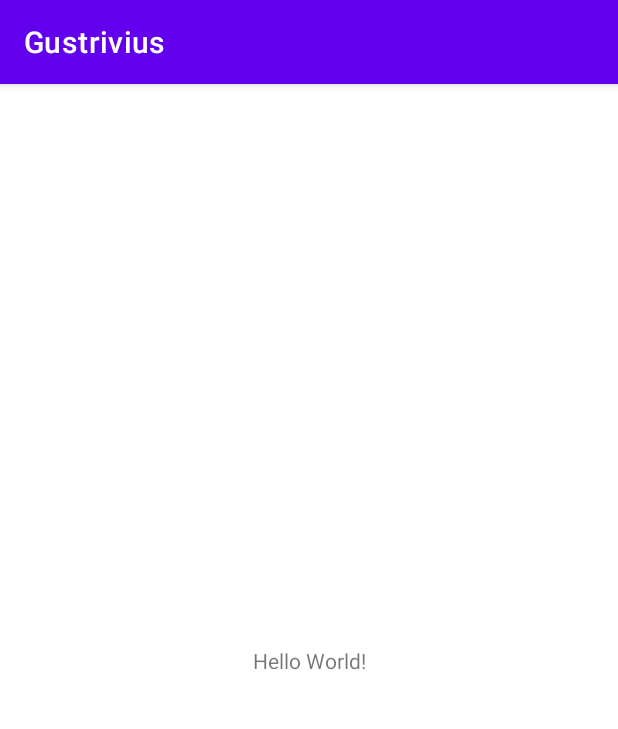
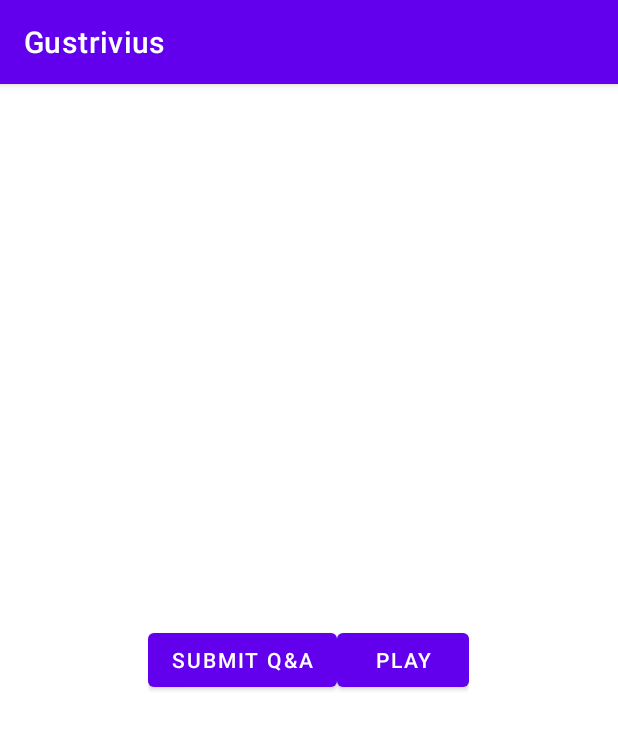
Before and after one commit to Gustrivius/Gustrivius, an Android app: the screen it shows after launch (MainActivity), on a phone screen of 412 x 824 dp. Shown: the top 729 px of the screen. Run offline under Robolectric (Android 15) with nearby library versions, the phone set to English and light mode, and no system bars.

Commit message:
Main menu buttons commit

```diff
--- a/app/src/main/res/layout/activity_main.xml
+++ b/app/src/main/res/layout/activity_main.xml
@@ -1,18 +1,31 @@
 <?xml version="1.0" encoding="utf-8"?>
-<androidx.constraintlayout.widget.ConstraintLayout xmlns:android="http://schemas.android.com/apk/res/android"
+
+<LinearLayout xmlns:android="http://schemas.android.com/apk/res/android"
+    xmlns:tools="http://schemas.android.com/tools"
     xmlns:app="http://schemas.android.com/apk/res-auto"
-    xmlns:tools="http://schemas.android.com/tools"
     android:layout_width="match_parent"
     android:layout_height="match_parent"
-    tools:context=".MainActivity">
+    android:gravity="center"
+    android:orientation="vertical">
 
-    <TextView
+    <LinearLayout
         android:layout_width="wrap_content"
         android:layout_height="wrap_content"
-        android:text="Hello World!"
-        app:layout_constraintBottom_toBottomOf="parent"
-        app:layout_constraintEnd_toEndOf="parent"
-        app:layout_constraintStart_toStartOf="parent"
-        app:layout_constraintTop_toTopOf="parent" />
+        android:orientation="horizontal">
 
-</androidx.constraintlayout.widget.ConstraintLayout>
+        <Button
+            android:id="@+id/QA_button"
+            android:layout_width="wrap_content"
+            android:layout_height="wrap_content"
+            android:text="@string/QA_button"
+            />
+
+        <Button
+            android:id="@+id/play_button"
+            android:layout_width="wrap_content"
+            android:layout_height="wrap_content"
+            android:text="@string/play_button"
+            />
+    </LinearLayout>
+
+</LinearLayout>
--- a/app/src/main/res/values/strings.xml
+++ b/app/src/main/res/values/strings.xml
@@ -1,3 +1,6 @@
 <resources>
     <string name="app_name">Gustrivius</string>
+
+    <string name="QA_button">Submit Q&amp;A</string>
+    <string name="play_button">Play</string>
 </resources>
```
